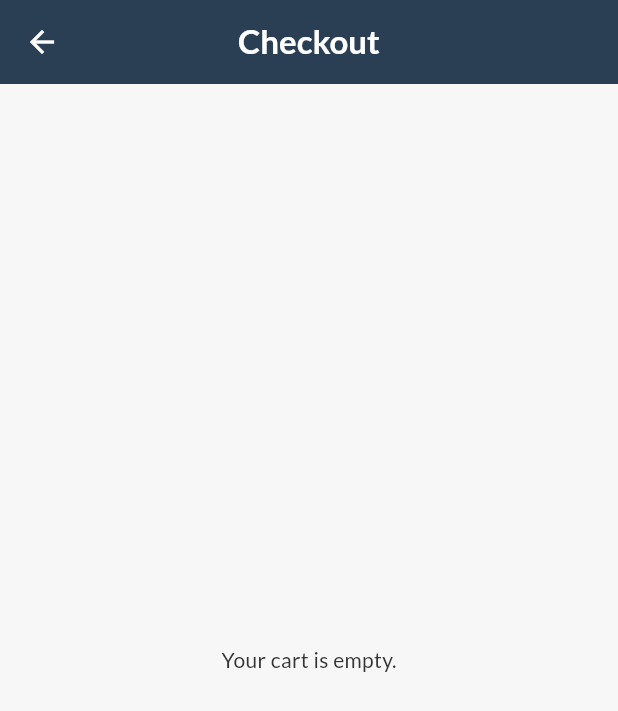
After one commit to Mehaksaluja/Zenvo--Ecommerce-MobileApp-, a Flutter app: the CheckoutPage screen opened directly, on a phone screen of 412 x 824 dp. The commit adds this screen. Shown: the top 711 px of the screen. Run offline on Flutter 3.47's test engine with Material 3 defaults, Android fonts, the phone set to English and light mode, and no system bars; our stand-ins replace bloc_concurrency, flutter_bloc, google_fonts.

Commit message:
Checkout Page completed

```diff
--- a/lib/features/cart/bloc/cart_bloc.dart
+++ b/lib/features/cart/bloc/cart_bloc.dart
@@ -12,10 +12,12 @@ class CartBloc extends Bloc<CartEvent, CartState> {
       emit(CartUpdated(List.from(_cartItems)));
     });
     on<RemoveItemFromCart>((event, emit) {
-      // Find and remove the product by its unique ID.
       _cartItems.removeWhere((item) => item['id'] == event.product['id']);
 
-      // Emit the updated state with a copy of the new list.
+      emit(CartUpdated(List.from(_cartItems)));
+    });
+    on<ClearCart>((event, emit) {
+      _cartItems.clear();
       emit(CartUpdated(List.from(_cartItems)));
     });
   }
--- a/lib/features/cart/bloc/cart_event.dart
+++ b/lib/features/cart/bloc/cart_event.dart
@@ -12,3 +12,5 @@ class RemoveItemFromCart extends CartEvent {
   final Map<String, dynamic> product;
   RemoveItemFromCart(this.product);
 }
+
+class ClearCart extends CartEvent {}
--- /dev/null
+++ b/lib/features/checkout/bloc/checkout_bloc.dart
@@ -0,0 +1,13 @@
+import 'package:flutter_bloc/flutter_bloc.dart';
+import 'package:shopper_app/features/checkout/bloc/checkout_event.dart';
+import 'package:shopper_app/features/checkout/bloc/checkout_state.dart';
+
+class CheckoutBloc extends Bloc<CheckoutEvent, CheckoutState> {
+  CheckoutBloc() : super(CheckoutInitial()) {
+    on<PlaceOrder>((event, emit) async {
+      emit(CheckoutLoading());
+      await Future.delayed(const Duration(seconds: 3));
+      emit(CheckoutSuccess());
+    });
+  }
+}
--- /dev/null
+++ b/lib/features/checkout/bloc/checkout_event.dart
@@ -0,0 +1,10 @@
+import 'package:flutter/foundation.dart';
+
+@immutable
+abstract class CheckoutEvent {}
+
+class PlaceOrder extends CheckoutEvent {
+  final List<Map<String, dynamic>> cartItems;
+  final double totalPrice;
+  PlaceOrder({required this.cartItems, required this.totalPrice});
+}
--- /dev/null
+++ b/lib/features/checkout/bloc/checkout_state.dart
@@ -0,0 +1,15 @@
+import 'package:flutter/foundation.dart';
+
+@immutable
+abstract class CheckoutState {}
+
+class CheckoutInitial extends CheckoutState {}
+
+class CheckoutLoading extends CheckoutState {}
+
+class CheckoutSuccess extends CheckoutState {}
+
+class CheckoutFailure extends CheckoutState {
+  final String message;
+  CheckoutFailure(this.message);
+}
--- /dev/null
+++ b/lib/features/checkout/presentation/pages/checkout_page.dart
@@ -0,0 +1,119 @@
+import 'package:flutter/material.dart';
+import 'package:flutter_bloc/flutter_bloc.dart';
+import 'package:shopper_app/features/cart/bloc/cart_bloc.dart';
+import 'package:shopper_app/features/cart/bloc/cart_event.dart';
+import 'package:shopper_app/features/cart/bloc/cart_state.dart';
+import 'package:shopper_app/features/checkout/bloc/checkout_bloc.dart';
+import 'package:shopper_app/features/checkout/bloc/checkout_event.dart';
+import 'package:shopper_app/features/checkout/bloc/checkout_state.dart';
+import 'package:shopper_app/features/checkout/presentation/pages/order_confirmation_page.dart';
+
+class CheckoutPage extends StatelessWidget {
+  const CheckoutPage({super.key});
+
+  @override
+  Widget build(BuildContext context) {
+    return BlocProvider(
+      create: (context) => CheckoutBloc(),
+      child: Scaffold(
+        appBar: AppBar(title: const Text('Checkout')),
+        body: BlocListener<CheckoutBloc, CheckoutState>(
+          listener: (context, state) {
+            if (state is CheckoutSuccess) {
+              // Clear the main cart and navigate to success screen
+              context.read<CartBloc>().add(ClearCart());
+              Navigator.pushAndRemoveUntil(
+                context,
+                MaterialPageRoute(
+                  builder: (context) => const OrderConfirmationPage(),
+                ),
+                (route) => route.isFirst,
+              );
+            } else if (state is CheckoutFailure) {
+              ScaffoldMessenger.of(
+                context,
+              ).showSnackBar(SnackBar(content: Text(state.message)));
+            }
+          },
+          child: BlocBuilder<CartBloc, CartState>(
+            builder: (context, cartState) {
+              if (cartState is CartUpdated) {
+                final double totalPrice = cartState.cartItems.fold(
+                  0,
+                  (sum, item) => sum + item['price'],
+                );
+                return ListView(
+                  padding: const EdgeInsets.all(16.0),
+                  children: [
+                    Text(
+                      'Order Summary',
+                      style: Theme.of(context).textTheme.titleLarge,
+                    ),
+                    ...cartState.cartItems.map(
+                      (item) => ListTile(
+                        title: Text(item['title'], maxLines: 1),
+                        trailing: Text('\$${item['price']}'),
+                      ),
+                    ),
+                    const Divider(),
+                    Text(
+                      'Shipping Information',
+                      style: Theme.of(context).textTheme.titleLarge,
+                    ),
+                    const SizedBox(height: 8),
+                    TextFormField(
+                      decoration: const InputDecoration(labelText: 'Full Name'),
+                    ),
+                    const SizedBox(height: 8),
+                    TextFormField(
+                      decoration: const InputDecoration(labelText: 'Address'),
+                    ),
+                    const SizedBox(height: 24),
+                    Row(
+                      mainAxisAlignment: MainAxisAlignment.spaceBetween,
+                      children: [
+                        Text(
+                          'Total:',
+                          style: Theme.of(context).textTheme.titleLarge,
+                        ),
+                        Text(
+                          '\$${totalPrice.toStringAsFixed(2)}',
+                          style: Theme.of(context).textTheme.headlineSmall,
+                        ),
+                      ],
+                    ),
+                    const SizedBox(height: 24),
+                    BlocBuilder<CheckoutBloc, CheckoutState>(
+                      builder: (context, checkoutState) {
+                        if (checkoutState is CheckoutLoading) {
+                          return const Center(
+                            child: CircularProgressIndicator(),
+                          );
+                        }
+                        return SizedBox(
+                          width: double.infinity,
+                          child: FilledButton(
+                            onPressed: () {
+                              context.read<CheckoutBloc>().add(
+                                PlaceOrder(
+                                  cartItems: cartState.cartItems,
+                                  totalPrice: totalPrice,
+                                ),
+                              );
+                            },
+                            child: const Text('Place Order'),
+                          ),
+                        );
+                      },
+                    ),
+                  ],
+                );
+              }
+              return const Center(child: Text('Your cart is empty.'));
+            },
+          ),
+        ),
+      ),
+    );
+  }
+}
--- a/lib/features/products/presentation/pages/product_detail_page.dart
+++ b/lib/features/products/presentation/pages/product_detail_page.dart
@@ -48,10 +48,8 @@ class ProductDetailPage extends StatelessWidget {
               width: double.infinity,
               child: FilledButton.icon(
                 onPressed: () {
-                  // Find the CartBloc and add the event
                   context.read<CartBloc>().add(AddItemToCart(product));
 
-                  // Show a confirmation message
                   ScaffoldMessenger.of(context).showSnackBar(
                     const SnackBar(
                       content: Text('Item added to cart!'),
--- a/lib/features/products/presentation/widgets/product_card.dart
+++ b/lib/features/products/presentation/widgets/product_card.dart
@@ -13,7 +13,7 @@ class ProductCard extends StatelessWidget {
   @override
   Widget build(BuildContext context) {
     return InkWell(
-      onTap: onTap, // Use the provided onTap function
+      onTap: onTap,
       child: Card(
         clipBehavior: Clip.antiAlias,
         child: Stack(
```
Also changed, not shown: lib/features/auth/presentation/pages/login_page.dart (+2 -15 lines), lib/features/cart/presentation/pages/cart_page.dart (+9 -2 lines), lib/features/checkout/presentation/pages/order_confirmation_page.dart (added, +38 -0 lines), lib/features/products/presentation/pages/home_page.dart (+4 -10 lines).
